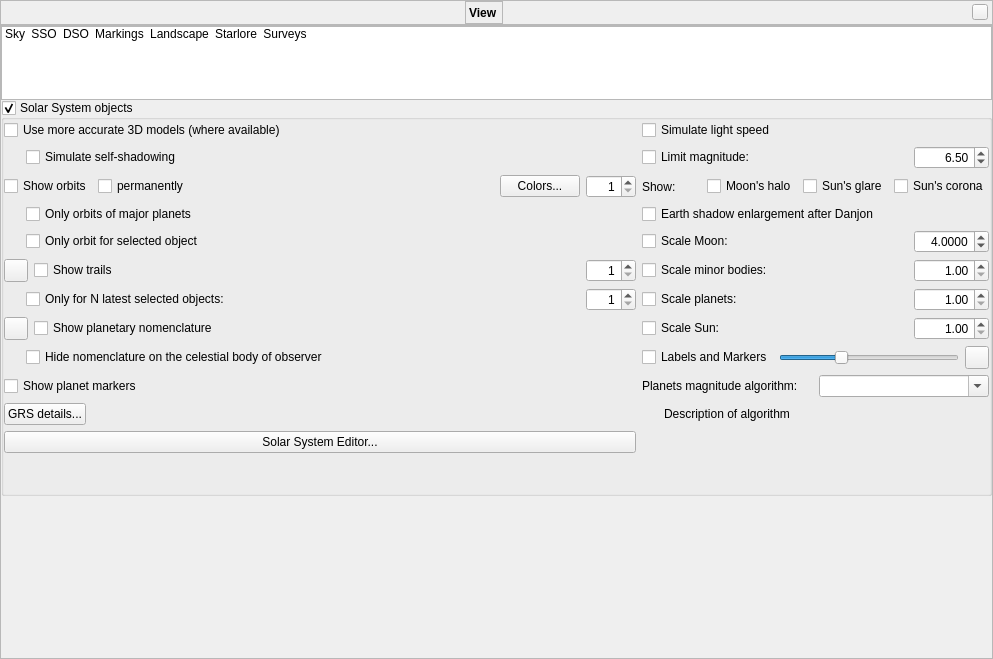
Above: src/gui/viewDialog.ui from Stellarium/stellarium before the change. Below: the same form after it.
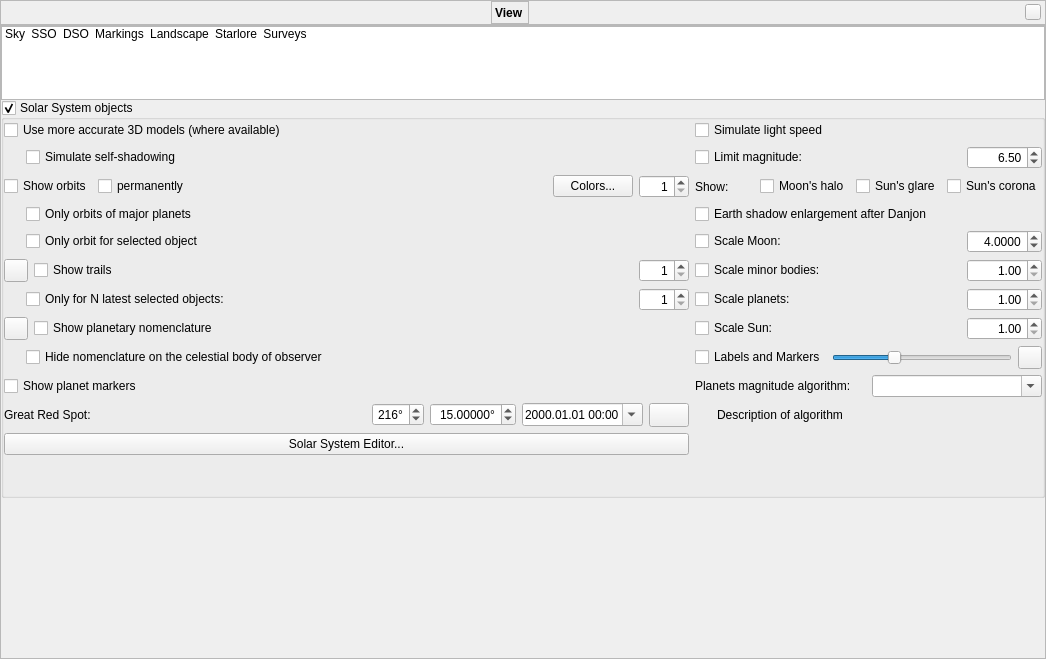
That is the form after the change. The open tabs and pages were chosen to show the change. Icons and pictures are not drawn. Custom widgets are drawn as their Qt base class.

The edit to the form file:
```diff
--- a/src/gui/viewDialog.ui
+++ b/src/gui/viewDialog.ui
@@ -6,7 +6,7 @@
    <rect>
     <x>0</x>
     <y>0</y>
-    <width>993</width>
+    <width>1046</width>
     <height>659</height>
    </rect>
   </property>
@@ -79,7 +79,6 @@
        <widget class="QLabel" name="stelWindowTitle">
         <property name="font">
          <font>
-          <weight>75</weight>
           <italic>false</italic>
           <bold>true</bold>
          </font>
@@ -1799,12 +1798,12 @@
              <item row="14" column="0">
               <layout class="QHBoxLayout" name="horizontalLayout_15">
                <item>
-                <widget class="QPushButton" name="pushButtonGrsDetails">
+                <widget class="QLabel" name="labelGRS">
                  <property name="toolTip">
                   <string>GRS details...</string>
                  </property>
                  <property name="text">
-                  <string>GRS details...</string>
+                  <string>Great Red Spot:</string>
                  </property>
                 </widget>
                </item>
@@ -1821,6 +1820,93 @@
                  </property>
                 </spacer>
                </item>
+               <item>
+                <widget class="QSpinBox" name="longitudeSpinBox">
+                 <property name="toolTip">
+                  <string>Jovigraphic longitude of Great Red Spot in System II</string>
+                 </property>
+                 <property name="alignment">
+                  <set>Qt::AlignRight|Qt::AlignTrailing|Qt::AlignVCenter</set>
+                 </property>
+                 <property name="suffix">
+                  <string notr="true">°</string>
+                 </property>
+                 <property name="maximum">
+                  <number>359</number>
+                 </property>
+                 <property name="value">
+                  <number>216</number>
+                 </property>
+                </widget>
+               </item>
+               <item>
+                <widget class="QDoubleSpinBox" name="driftDoubleSpinBox">
+                 <property name="toolTip">
+                  <string>Annual drift of GRS</string>
+                 </property>
+                 <property name="alignment">
+                  <set>Qt::AlignRight|Qt::AlignTrailing|Qt::AlignVCenter</set>
+                 </property>
+                 <property name="suffix">
+                  <string notr="true">°</string>
+                 </property>
+                 <property name="decimals">
+                  <number>5</number>
+                 </property>
+                 <property name="minimum">
+                  <double>-90.000000000000000</double>
+                 </property>
+                 <property name="maximum">
+                  <double>90.000000000000000</double>
+                 </property>
+                 <property name="value">
+                  <double>15.000000000000000</double>
+                 </property>
+                </widget>
+               </item>
+               <item>
+                <widget class="QDateTimeEdit" name="jdDateTimeEdit">
+                 <property name="toolTip">
+                  <string>Date and Time (UTC)</string>
+                 </property>
+                 <property name="alignment">
+                  <set>Qt::AlignRight|Qt::AlignTrailing|Qt::AlignVCenter</set>
+                 </property>
+                 <property name="displayFormat">
+                  <string>yyyy.MM.dd hh:mm</string>
+                 </property>
+                 <property name="calendarPopup">
+                  <bool>true</bool>
+                 </property>
+                </widget>
+               </item>
+               <item>
+                <widget class="QPushButton" name="recentGrsMeasurementPushButton">
+                 <property name="sizePolicy">
+                  <sizepolicy hsizetype="Fixed" vsizetype="Fixed">
+                   <horstretch>0</horstretch>
+                   <verstretch>0</verstretch>
+                  </sizepolicy>
+                 </property>
+                 <property name="minimumSize">
+                  <size>
+                   <width>24</width>
+                   <height>24</height>
+                  </size>
+                 </property>
+                 <property name="toolTip">
+                  <string>View recent GRS measurements (Open JUPOS website)</string>
+                 </property>
+                 <property name="text">
+                  <string notr="true"/>
+                 </property>
+                 <property name="icon">
+                  <iconset resource="../../data/gui/guiRes.qrc">
+                   <normaloff>:/graphicGui/uibtFolder.png</normaloff>
+                   <disabledoff>:/graphicGui/uibtFolder-disabled.png</disabledoff>:/graphicGui/uibtFolder.png</iconset>
+                 </property>
+                </widget>
+               </item>
               </layout>
              </item>
              <item row="0" column="0">
```
Left out of the diff: 6 changed lines with no effect on the pictures.
